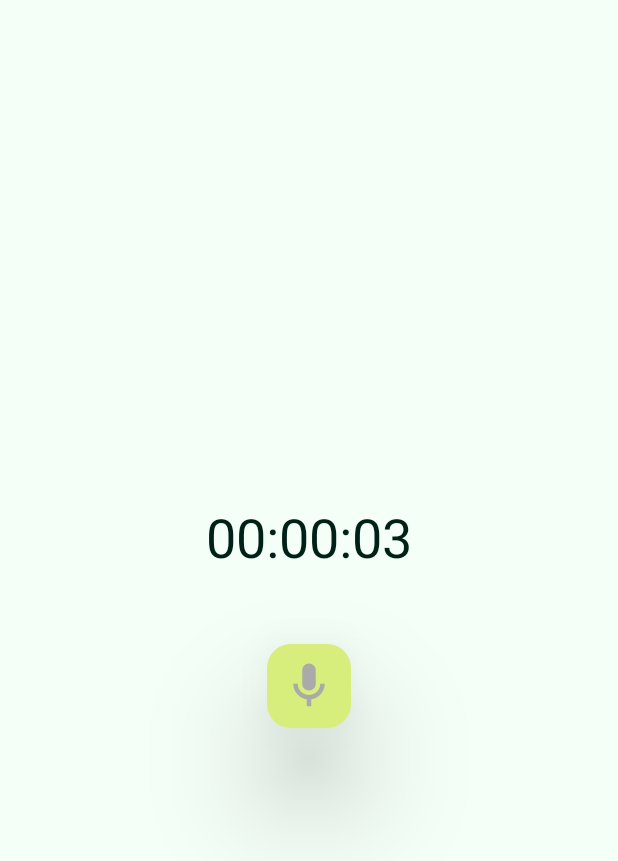
After one commit to locksmith-ru/voice-recorder, an Android app built with Jetpack Compose: the composable RecordingUI shown on its own in the app's theme, on a phone screen of 412 x 824 dp. The commit adds this screen. Shown: the top 861 px of the screen. Run offline under Robolectric (Android 15) with nearby library versions, the phone set to English and light mode, and no system bars; our stand-ins replace Dagger/Hilt's generated code.

Commit message:
Created RecordingUI composable function

```diff
--- a/app/src/main/java/ru/bedayev/voicerecorder/record/RecordFragment.kt
+++ b/app/src/main/java/ru/bedayev/voicerecorder/record/RecordFragment.kt
@@ -19,7 +19,6 @@ import androidx.fragment.app.viewModels
 import dagger.hilt.android.AndroidEntryPoint
 import ru.bedayev.voicerecorder.MainActivity
 import ru.bedayev.voicerecorder.R
-import ru.bedayev.voicerecorder.database.RecordDatabaseDao
 import ru.bedayev.voicerecorder.databinding.FragmentRecordBinding
 import java.io.File
 
@@ -33,8 +32,6 @@ class RecordFragment : Fragment() {
     private var mainActivity: MainActivity? = null
 
     private val viewModel by viewModels<RecordViewModel>()
-
-    private var database: RecordDatabaseDao? = null
 
     private val permissionLauncher = registerForActivityResult(
         ActivityResultContracts.RequestMultiplePermissions()
--- /dev/null
+++ b/app/src/main/java/ru/bedayev/voicerecorder/ui/RecordingUI.kt
@@ -0,0 +1,80 @@
+package ru.bedayev.voicerecorder.ui
+
+import android.content.res.Configuration
+import androidx.compose.foundation.layout.Arrangement
+import androidx.compose.foundation.layout.Column
+import androidx.compose.foundation.layout.fillMaxSize
+import androidx.compose.foundation.layout.padding
+import androidx.compose.material3.FloatingActionButton
+import androidx.compose.material3.FloatingActionButtonDefaults
+import androidx.compose.material3.Icon
+import androidx.compose.material3.MaterialTheme
+import androidx.compose.material3.Surface
+import androidx.compose.material3.Text
+import androidx.compose.runtime.Composable
+import androidx.compose.runtime.collectAsState
+import androidx.compose.runtime.getValue
+import androidx.compose.ui.Alignment
+import androidx.compose.ui.Modifier
+import androidx.compose.ui.res.colorResource
+import androidx.compose.ui.res.painterResource
+import androidx.compose.ui.tooling.preview.Preview
+import androidx.compose.ui.unit.dp
+import androidx.compose.ui.unit.sp
+import ru.bedayev.voicerecorder.R
+import ru.bedayev.voicerecorder.record.RecordViewModel
+import ru.bedayev.voicerecorder.ui.theme.VoiceRecorderTheme
+
+@Composable
+fun RecordingUI(viewModel: RecordViewModel) {
+    val elapsedTime by viewModel.elapsedTime.collectAsState()
+    RecordingUI(elapsedTime = elapsedTime)
+}
+@Composable
+fun RecordingUI(elapsedTime: String) {
+    Surface {
+        Column(
+            modifier = Modifier.fillMaxSize(),
+            horizontalAlignment = Alignment.CenterHorizontally,
+            verticalArrangement = Arrangement.Center
+        ) {
+            Text(
+                modifier = Modifier.padding(bottom = 48.dp),
+                text = elapsedTime,
+                style = MaterialTheme.typography.headlineLarge,
+                fontSize = 36.sp
+            )
+            FloatingActionButton(
+                onClick = { /*TODO*/ },
+                shape = MaterialTheme.shapes.medium,
+                elevation = FloatingActionButtonDefaults.elevation(48.dp)
+            ) {
+                Icon(
+                    painter = painterResource(id = R.drawable.ic_mic_white_36),
+                    contentDescription = "start/stop button",
+                    tint = colorResource(id = android.R.color.darker_gray)
+                )
+            }
+        }
+    }
+}
+
+@Preview(
+    name = "Dark theme",
+    showSystemUi = true,
+    showBackground = true,
+    uiMode = Configuration.UI_MODE_NIGHT_YES
+)
+@Preview(
+    name = "Light theme",
+    showSystemUi = true,
+    showBackground = true
+)
+@Composable
+fun PreviewRecordingUI() {
+    VoiceRecorderTheme {
+        Surface {
+            RecordingUI(elapsedTime = "00:03:48")
+        }
+    }
+}
--- a/app/src/main/res/layout/fragment_record.xml
+++ b/app/src/main/res/layout/fragment_record.xml
@@ -39,6 +39,7 @@
             android:layout_height="wrap_content"
             android:paddingStart="16dp"
             android:paddingEnd="16dp"
+            android:contentDescription="@string/record_button_content_description"
             android:src="@drawable/ic_mic_white_36"
             app:layout_constraintBottom_toBottomOf="parent"
             app:layout_constraintEnd_toEndOf="parent"
--- a/app/src/main/res/values/strings.xml
+++ b/app/src/main/res/values/strings.xml
@@ -20,5 +20,6 @@
     <string name="notification_channel_id" translatable="false">ru.bedayev.voicerecorder.record.RecordService</string>
     <string name="notification_channel_name" translatable="true">Recorder</string>
     <string name="file_name">file name</string>
+    <string name="record_button_content_description">Record toggle button</string>
 
 </resources>
```
Also changed, not shown: 1 other file.
